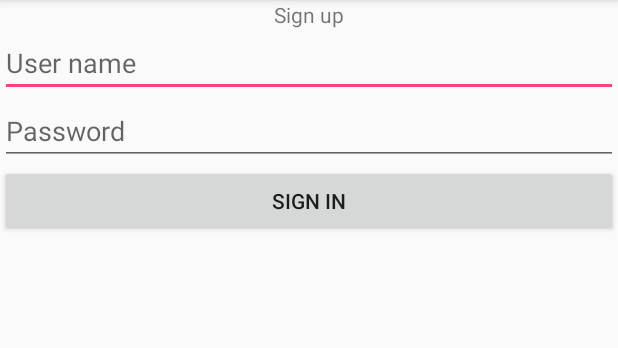
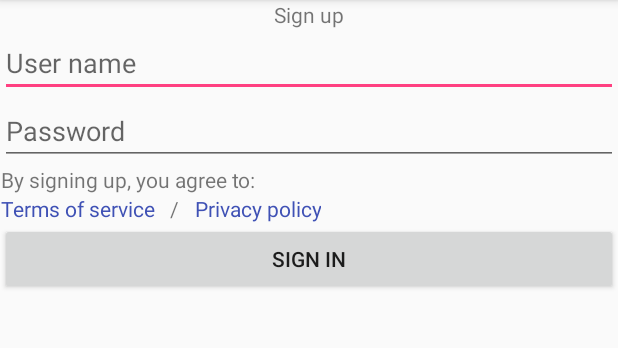
Before and after one commit to mame0112/firstimpression-client, an Android app: the fragment SignUpPageFragment shown on its own in the app's theme, on a phone screen of 412 x 824 dp, the part 84-432 px from its top. Run offline under Robolectric (Android 15) with nearby library versions, the phone set to English and light mode, and no system bars; network calls fail; 1 statement that could not run was skipped.

```diff
--- a/app/src/main/java/com/mame/impression/WelcomePageActivity.java
+++ b/app/src/main/java/com/mame/impression/WelcomePageActivity.java
@@ -77,7 +77,7 @@ public class WelcomePageActivity extends ImpressionBaseActivity implements Welco
 
     @Override
     public void onStateChangeToSignIn() {
-        getSupportFragmentManager().beginTransaction().replace(R.id.welcome_frame, mSignInFragment).add(R.id.welcome_error_frame, mErrorMessageFragment)
+        getSupportFragmentManager().beginTransaction().replace(R.id.welcome_frame, mSignInFragment).add(R.id.welcome_error_frame, mErrorMessageFragment).addToBackStack(null)
                 .commit();
 
     }
@@ -85,7 +85,7 @@ public class WelcomePageActivity extends ImpressionBaseActivity implements Welco
     @Override
     public void onStateChangeToSignUp() {
         getSupportFragmentManager().beginTransaction()
-                .replace(R.id.welcome_frame, mSignUpFragment).add(R.id.welcome_error_frame, mErrorMessageFragment)
+                .replace(R.id.welcome_frame, mSignUpFragment).add(R.id.welcome_error_frame, mErrorMessageFragment).addToBackStack(null)
                 .commit();
     }
 
--- a/app/src/main/java/com/mame/impression/constant/Constants.java
+++ b/app/src/main/java/com/mame/impression/constant/Constants.java
@@ -29,6 +29,10 @@ public class Constants {
     //TODO
     public final static String CONTACT_URL = HTTP_URL + "";
 
+    public final static String TOS_URL = HTTP_URL + "";
+
+    public final static String PRIVACY_URL = HTTP_URL + "";
+
     public final static String USER = "/user";
 
     public final static long NO_USER = -1;
--- a/app/src/main/java/com/mame/impression/ui/SignUpPageFragment.java
+++ b/app/src/main/java/com/mame/impression/ui/SignUpPageFragment.java
@@ -1,5 +1,7 @@
 package com.mame.impression.ui;
 
+import android.content.Intent;
+import android.net.Uri;
 import android.os.Bundle;
 import android.support.v4.app.Fragment;
 import android.text.Editable;
@@ -9,6 +11,7 @@ import android.view.View;
 import android.view.ViewGroup;
 import android.widget.Button;
 import android.widget.EditText;
+import android.widget.TextView;
 
 import com.mame.impression.R;
 import com.mame.impression.constant.Constants;
@@ -17,6 +20,8 @@ import com.mame.impression.data.ImpressionData;
 import com.mame.impression.manager.ImpressionService;
 import com.mame.impression.manager.ResultListener;
 import com.mame.impression.util.LogUtil;
+
+import org.w3c.dom.Text;
 
 /**
  * Created by kosukeEndo on 2015/12/10.
@@ -30,6 +35,10 @@ public class SignUpPageFragment extends Fragment {
     private EditText mUserNameView;
 
     private EditText mPasswordView;
+
+    private TextView mToSView;
+
+    private TextView mPricacyView;
 
     private String mUserName;
 
@@ -67,6 +76,12 @@ public class SignUpPageFragment extends Fragment {
 
         mSignUpButton = (Button) view.findViewById(R.id.signup_button);
         mSignUpButton.setOnClickListener(mClickListener);
+
+        mToSView = (TextView)view.findViewById(R.id.signup_tos);
+        mToSView.setOnClickListener(mClickListener);
+
+        mPricacyView = (TextView)view.findViewById(R.id.signup_privacy_policy);
+        mPricacyView.setOnClickListener(mClickListener);
 
         return view;
     }
@@ -125,6 +140,15 @@ public class SignUpPageFragment extends Fragment {
                         }
                     }, getActivity(), mUserName, mPassword);
                     break;
+                case R.id.signup_tos:
+                    LogUtil.d(TAG, "TOS");
+                    openTosPage();
+                    break;
+                case R.id.signup_privacy_policy:
+                    LogUtil.d(TAG, "Privacy policy");
+                    openPrivacyPolicyPage();
+                    break;
+
                 default:
                     break;
             }
@@ -132,4 +156,16 @@ public class SignUpPageFragment extends Fragment {
         }
     };
 
+    private void openTosPage(){
+        Uri uri = Uri.parse(Constants.TOS_URL);
+        Intent i = new Intent(Intent.ACTION_VIEW,uri);
+        startActivity(i);
+    }
+
+    private void openPrivacyPolicyPage(){
+        Uri uri = Uri.parse(Constants.PRIVACY_URL);
+        Intent i = new Intent(Intent.ACTION_VIEW,uri);
+        startActivity(i);
+    }
+
 }
--- a/app/src/main/res/layout/signin_fragment.xml
+++ b/app/src/main/res/layout/signin_fragment.xml
@@ -20,6 +20,8 @@
         android:id="@+id/signin_forget_password"
         android:layout_width="match_parent"
         android:text="@string/sign_in_forget_password"
+        android:gravity="right"
+        android:textColor="@color/impressionAccent"
         android:layout_height="wrap_content" />
     <Button android:id="@+id/signin_button"
         android:layout_width="match_parent"
--- a/app/src/main/res/layout/signup_fragment.xml
+++ b/app/src/main/res/layout/signup_fragment.xml
@@ -14,6 +14,37 @@
         android:layout_width="match_parent"
         android:hint="@string/sign_in_hint_password"
         android:layout_height="wrap_content" />
+    <TextView
+        android:layout_width="wrap_content"
+        android:text="@string/sign_up_service_notice"
+        android:gravity="right"
+        android:layout_height="wrap_content" />
+    <LinearLayout
+        android:orientation="horizontal"
+        android:layout_width="match_parent"
+        android:layout_height="wrap_content">
+        <TextView
+            android:id="@+id/signup_tos"
+            android:layout_width="wrap_content"
+            android:text="@string/sign_up_tos"
+            android:gravity="right"
+            android:textColor="@color/impressionAccent"
+            android:layout_height="wrap_content" />
+        <TextView
+            android:layout_width="wrap_content"
+            android:text="@string/impression_divider"
+            android:gravity="right"
+            android:layout_marginLeft="@dimen/welcome_divider_margin"
+            android:layout_marginRight="@dimen/welcome_divider_margin"
+            android:layout_height="wrap_content" />
+        <TextView
+            android:id="@+id/signup_privacy_policy"
+            android:layout_width="wrap_content"
+            android:text="@string/sign_up_privacy_policy"
+            android:gravity="right"
+            android:textColor="@color/impressionAccent"
+            android:layout_height="wrap_content" />
+    </LinearLayout>
     <Button android:id="@+id/signup_button"
         android:layout_width="match_parent"
         android:layout_height="wrap_content"
--- a/app/src/main/res/values/colors.xml
+++ b/app/src/main/res/values/colors.xml
@@ -3,4 +3,6 @@
     <color name="colorPrimary">#3F51B5</color>
     <color name="colorPrimaryDark">#303F9F</color>
     <color name="colorAccent">#FF4081</color>
+
+    <color name="impressionAccent">#3F51B5</color>
 </resources>
--- a/app/src/main/res/values/dimens.xml
+++ b/app/src/main/res/values/dimens.xml
@@ -9,6 +9,9 @@
 
     <dimen name="activity_button_button_margin">30dp</dimen>
 
+    <!-- Welcome view-->
+    <dimen name="welcome_divider_margin">10dp</dimen>
+
     <!-- Card view -->
     <dimen name="default_card_view_radius">4dp</dimen>
 </resources>
--- a/app/src/main/res/values/strings.xml
+++ b/app/src/main/res/values/strings.xml
@@ -5,6 +5,7 @@
     <!-- Common -->
     <string name="impression_ok">OK</string>
     <string name="impression_cancel">Cancel</string>
+    <string name="impression_divider">/</string>
 
     <!-- Main page -->
     <string name="main_card_title_divider"> / </string>
@@ -23,6 +24,9 @@
 
     <!-- Sign up fragment -->
     <string name="signup_title">Sign up</string>
+    <string name="sign_up_service_notice">By signing up, you agree to:</string>
+    <string name="sign_up_tos">Terms of service</string>
+    <string name="sign_up_privacy_policy">Privacy policy</string>
 
     <!-- Answer fragment -->
     <string name="answer_detail_choice_a">A</string>
```
